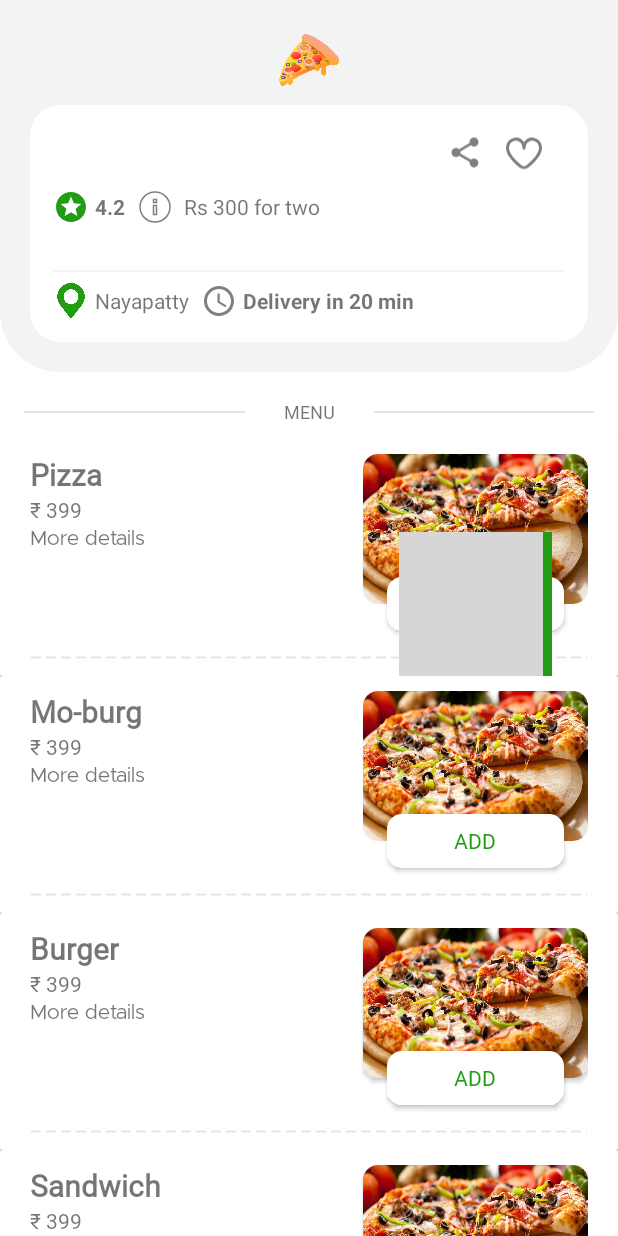
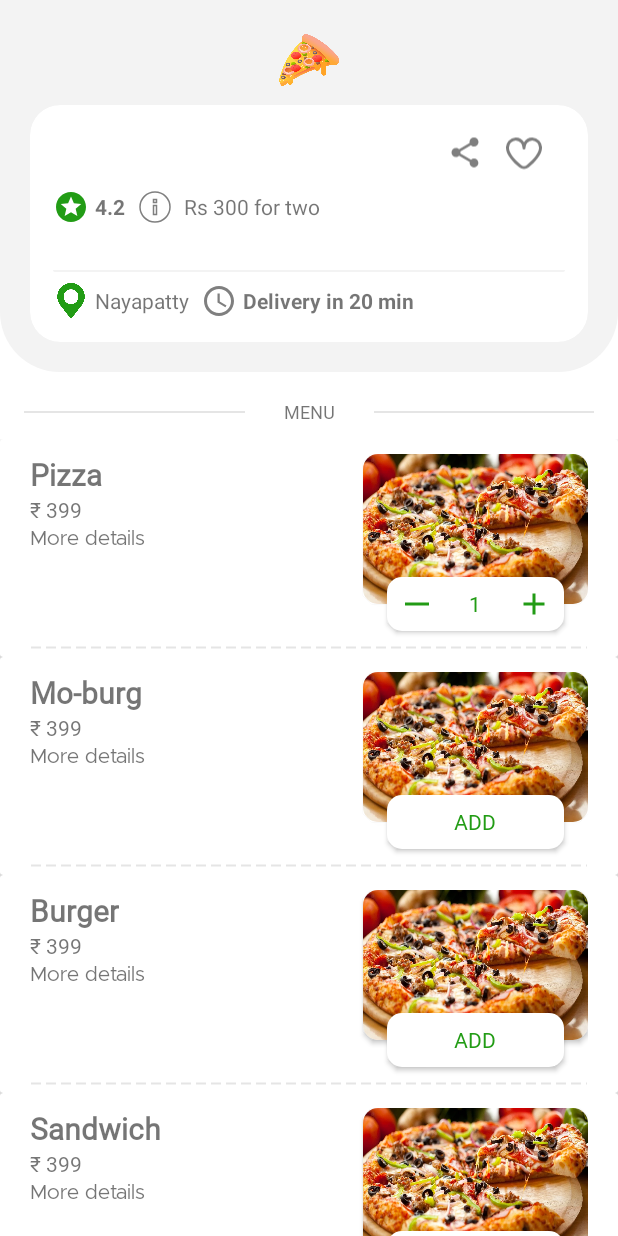
Before and after one commit to Ankitsh-rtx/Eatsy, an Android app: the RestaurantDetail screen opened directly, with no data from a screen before it, after a tap on "ADD", on a phone screen of 412 x 824 dp. Run offline under Robolectric (Android 15) with nearby library versions, the phone set to English and light mode, and no system bars; grey boxes are pictures that could not be loaded.

Commit message:
responsive_clicking_add_btn

```diff
--- a/app/src/main/java/com/example/eatsy/RestaurantDetail.kt
+++ b/app/src/main/java/com/example/eatsy/RestaurantDetail.kt
@@ -3,18 +3,20 @@ package com.example.eatsy;
 
 import android.content.Intent
 import android.os.Bundle
+import android.provider.ContactsContract.Data
 import android.util.Log
+
 import android.view.View
 import android.view.WindowManager
 import android.widget.ImageView
 import android.widget.TextView
-import android.widget.Toast
+
 import androidx.appcompat.app.AppCompatActivity
 import androidx.core.content.ContextCompat
 import androidx.recyclerview.widget.LinearLayoutManager
 import com.example.eatsy.adapter.MenuListAdapter
 import com.example.eatsy.databinding.ActivityRestaurantDetailBinding
-import com.example.eatsy.databinding.ItemLayoutBinding
+
 
 class RestaurantDetail  : AppCompatActivity() {
     private lateinit var binding: ActivityRestaurantDetailBinding
@@ -43,30 +45,40 @@ class RestaurantDetail  : AppCompatActivity() {
 
         binding.menuItemRecyclerview.setHasFixedSize(true)
         binding.menuItemRecyclerview.isNestedScrollingEnabled = false
+        val countArr = IntArray(DataSource.items.size) { i-> 1 }
 
         adapter.setOnItemClickListener(object :MenuListAdapter.OnItemClickListener{
             lateinit var itemAddTV: TextView
             lateinit var itemAddBtn:ImageView
             lateinit var itemRemoveBtn:ImageView
-            var count = 1
+
             override fun onItemClick(view: View, position: Int) {
+                Log.d("onItemClick:" , "$position: ${countArr[position]}")
                 itemAddTV = view.findViewById(R.id.item_add_button)
                 itemAddBtn = view.findViewById(R.id.item_add_btn)
                 itemRemoveBtn= view.findViewById(R.id.item_remove_btn)
-                itemAddBtn.visibility = View.VISIBLE
-                itemRemoveBtn.visibility = View.VISIBLE
-                itemAddTV.text = (count).toString()
+                if(itemAddBtn.visibility == View.INVISIBLE && itemRemoveBtn.visibility == View.INVISIBLE) {
+                    itemAddBtn.visibility = View.VISIBLE
+                    itemRemoveBtn.visibility = View.VISIBLE
+                }
+                itemAddTV.text = (countArr[position]).toString()
             }
 
             override fun onItemAddClick(view: View, position: Int) {
-                itemAddTV.text = (++count).toString()
 
+                itemAddTV.text = (++countArr[position]).toString()
+                Log.d("onItemAddClick:" , "$position: ${countArr[position]}")
             }
             override fun onItemRemoveClick(view: View, position: Int) {
-                if(count<=1){
+
+                if(countArr[position]<=1){
                     itemAddTV.text = "ADD"
+                    itemAddBtn.visibility = View.INVISIBLE
+                    itemRemoveBtn.visibility = View.INVISIBLE
                 }
-                else itemAddTV.text = (--count).toString()
+                else itemAddTV.text = (--countArr[position]).toString()
+
+                Log.d("onItemRemoveClick:" , "$position: ${countArr[position]}")
             }
 
         })
--- a/app/src/main/java/com/example/eatsy/adapter/MenuListAdapter.kt
+++ b/app/src/main/java/com/example/eatsy/adapter/MenuListAdapter.kt
@@ -32,13 +32,13 @@ class MenuListAdapter (private val context: Context? = null) : RecyclerView.Adap
         //constructor
         init{
             binding.itemAddButton.setOnClickListener {
-                listener.onItemClick(itemView,bindingAdapterPosition)
+                listener.onItemClick(itemView,adapterPosition)
             }
             binding.itemAddBtn.setOnClickListener {
-                listener.onItemAddClick(itemView,bindingAdapterPosition)
+                listener.onItemAddClick(itemView,adapterPosition)
             }
             binding.itemRemoveBtn.setOnClickListener {
-                listener.onItemRemoveClick(itemView,bindingAdapterPosition)
+                listener.onItemRemoveClick(itemView,adapterPosition)
             }
         }
     }
@@ -63,6 +63,4 @@ class MenuListAdapter (private val context: Context? = null) : RecyclerView.Adap
         return DataSource.items.size
     }
 
-
-
 }
--- a/app/src/main/java/com/example/eatsy/adapter/RestaurantAdapter.kt
+++ b/app/src/main/java/com/example/eatsy/adapter/RestaurantAdapter.kt
@@ -59,7 +59,7 @@ class RestaurantAdapter (private val context: Context? = null) :
         holder.restaurantName.text = item.getRestaurantName()
         holder.restaurantType.text = item.getRestaurantType()
 
-        //
+
         holder.itemView.setOnClickListener {
             context?.startActivity(Intent(context,RestaurantDetail::class.java)
                 .putExtra("restaurant_name",item.getRestaurantName())
--- /dev/null
+++ b/app/src/main/res/drawable/icon_add.xml
@@ -0,0 +1,7 @@
+<vector android:height="24dp" android:tint="#000000"
+    android:viewportHeight="24" android:viewportWidth="24"
+    android:width="24dp" xmlns:android="http://schemas.android.com/apk/res/android">
+    <path android:fillColor="@android:color/white"
+        android:pathData="M19,13h-6v6h-2v-6H5v-2h6V5h2v6h6v2z"
+        />
+</vector>
--- /dev/null
+++ b/app/src/main/res/drawable/icon_minus.xml
@@ -0,0 +1,6 @@
+<vector android:height="24dp" android:tint="#000000"
+    android:viewportHeight="24" android:viewportWidth="24"
+    android:width="24dp" xmlns:android="http://schemas.android.com/apk/res/android">
+    <path android:fillColor="@android:color/white"
+        android:fillType="evenOdd" android:pathData="M4,11h16v2h-16z"/>
+</vector>
```
